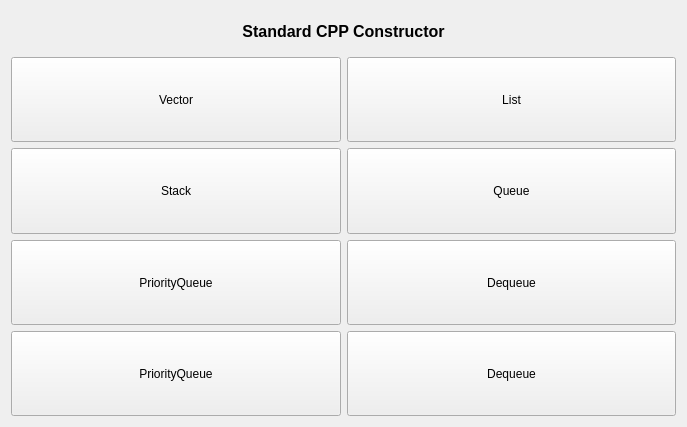
Old version of the form QtGuiApplicationTest/QtGuiApplicationTest/Miscellaneous/MiscellaneousStdContainer.ui in the repository xautshuanglong/QtLearningRepository.
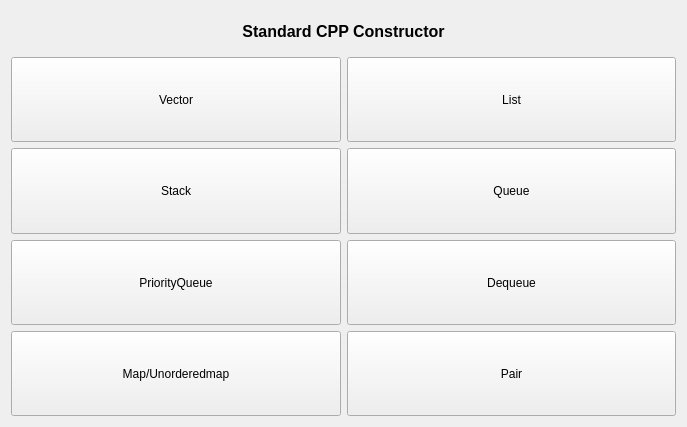
New version of the form. Custom widgets are drawn as their Qt base class.

Commit message: 自定义类型作为 std::unordered_map 键的三种方法

Patch:
```diff
--- a/QtGuiApplicationTest/QtGuiApplicationTest/Miscellaneous/MiscellaneousStdContainer.ui
+++ b/QtGuiApplicationTest/QtGuiApplicationTest/Miscellaneous/MiscellaneousStdContainer.ui
@@ -138,7 +138,7 @@
         </sizepolicy>
        </property>
        <property name="text">
-        <string>PriorityQueue</string>
+        <string>Map/Unorderedmap</string>
        </property>
       </widget>
      </item>
@@ -151,7 +151,7 @@
         </sizepolicy>
        </property>
        <property name="text">
-        <string>Dequeue</string>
+        <string>Pair</string>
        </property>
       </widget>
      </item>
```
The commit also changes 2 other files.
